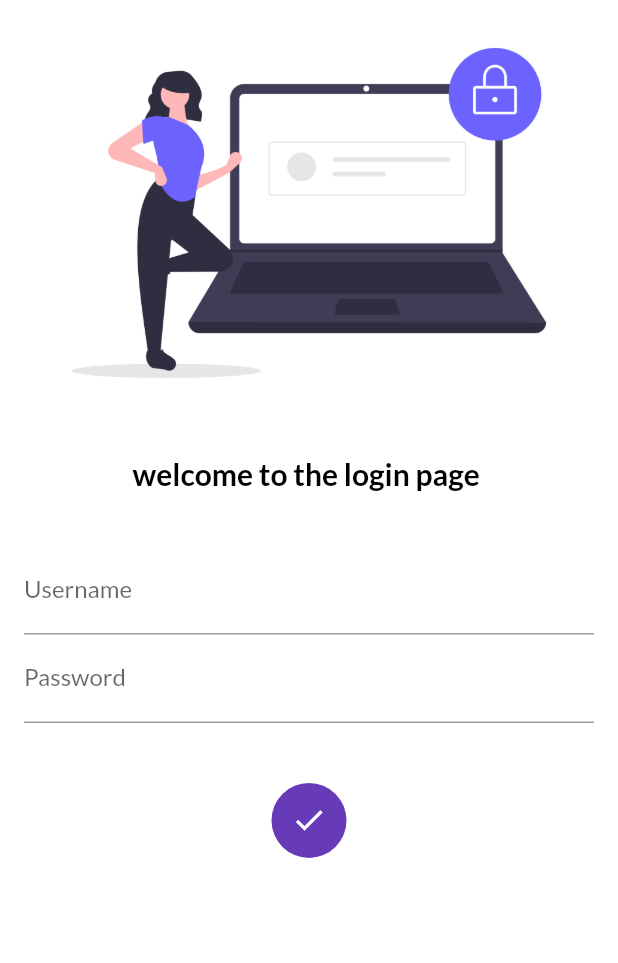
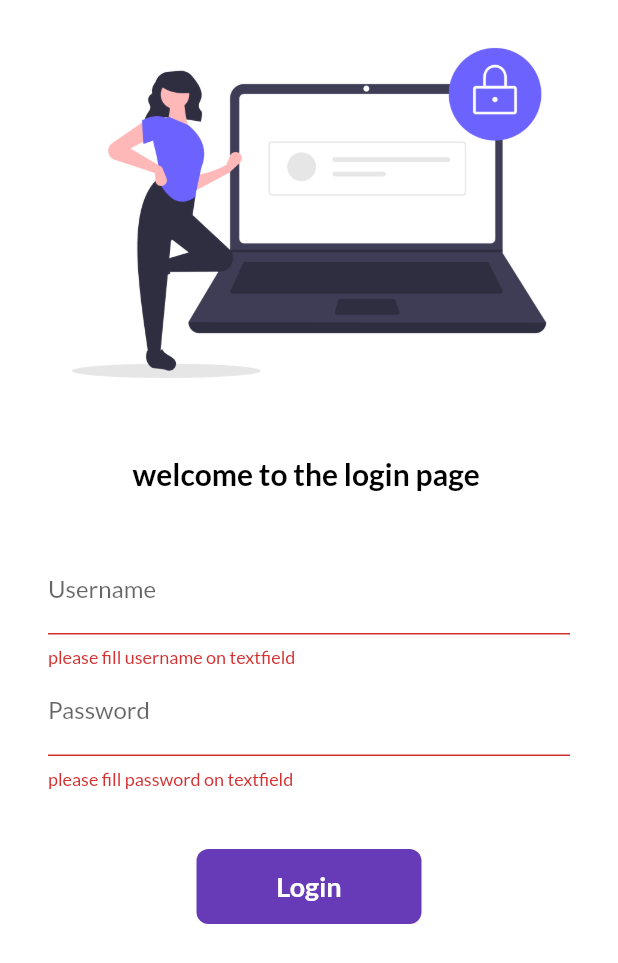
Before and after one commit to nilabhjaiswal/30DaysOfFlutterTutorial, a Flutter app: the screen it shows after launch, after a tap on "Login", on a phone screen of 412 x 824 dp. Shown: the top 963 px of the screen. Run offline on Flutter 3.47's test engine with Material 2 defaults, Android fonts, the phone set to English and light mode, and no system bars; our stand-ins replace google_fonts.

Commit message:
today task completed

```diff
--- a/lib/pages/login_page.dart
+++ b/lib/pages/login_page.dart
@@ -11,11 +11,28 @@ class LoginPage extends StatefulWidget {
 class _LoginPageState extends State<LoginPage> {
   String name = "";
   bool changedButton = false;
+
+  final _formkey = GlobalKey<FormState>();
+  moveToHome(BuildContext context) async {
+    if(_formkey.currentState!.validate()){
+    setState(() {
+      changedButton = true;
+    });
+    await Future.delayed(const Duration(seconds: 2));
+    await Navigator.pushNamed(context, MyRoutes.homeRoutes);
+    setState(() {
+      changedButton = false;
+    });
+    }
+  }
+
   @override
   Widget build(BuildContext context) {
     return Material(
         color: Colors.white,
         child: SingleChildScrollView(
+            child: Form(
+          key: _formkey,
           child: Column(
             children: [
               Image.asset(
@@ -33,7 +50,8 @@ class _LoginPageState extends State<LoginPage> {
               ),
               const SizedBox(height: 20.0),
               Padding(
-              padding: const EdgeInsets.all(16.0),
+                padding: const EdgeInsets.symmetric(
+                    vertical: 16.0, horizontal: 32.0),
                 child: Column(
                   children: [
                     TextFormField(
@@ -41,6 +59,14 @@ class _LoginPageState extends State<LoginPage> {
                         hintText: "Enter username",
                         labelText: "Username",
                       ),
+                      validator: (value) {
+                        if (value!.isEmpty) {
+                          return "please fill username on textfield";
+                        } else if (value.length < 8) {
+                          return "Please enter 8 letter username";
+                        }
+                        return null;
+                      },
                       onChanged: (value) {
                         name = value;
                         setState(
@@ -53,16 +79,21 @@ class _LoginPageState extends State<LoginPage> {
                           hintText: "Enter password",
                           labelText: "Password",
                         ),
-                  ),
+                        validator: (value) {
+                          if (value!.isEmpty) {
+                            return "please fill password on textfield";
+                          } else if (value.length < 6) {
+                            return "password lenght on textfield should be 6";
+                          }
+                          return null;
+                        }),
                     const SizedBox(height: 40.0),
-                  InkWell(
-                    onTap: () async{
-                      setState(() {
-                        changedButton = true;
-                      });
-                      await Future.delayed(const Duration(seconds: 2));
-                      Navigator.pushNamed(context, MyRoutes.homeRoutes);
-                    },
+                    Material(
+                      color: Colors.deepPurple,
+                      borderRadius:
+                          BorderRadius.circular(changedButton ? 50 : 8),
+                      child: InkWell(
+                        onTap: () => moveToHome(context),
                         child: AnimatedContainer(
                           duration: const Duration(seconds: 1),
                           width: changedButton ? 50 : 150,
@@ -76,24 +107,19 @@ class _LoginPageState extends State<LoginPage> {
                                     fontWeight: FontWeight.bold,
                                     fontSize: 18,
                                   )),
-                      decoration: BoxDecoration(
+                          /*decoration: BoxDecoration(
                               color: Colors.deepPurple,
                               //shape: changedButton ? BoxShape.circle : BoxShape.rectangle, //this method is used to change the shape of button onclick
-                          borderRadius: BorderRadius.circular(changedButton ? 50 : 8)),
+                              borderRadius:
+                                  BorderRadius.circular(changedButton ? 50 : 8)),*/
                         ),
                       ),
-                  /*ElevatedButton(
-                    child: const Text("Login"),
-                    style:
-                        TextButton.styleFrom(minimumSize: const Size(150, 50)),
-                    onPressed: () {
-                      Navigator.pushNamed(context, MyRoutes.homeRoutes);
-                    },
-                  )*/
+                    ),
                   ],
                 ),
               ),
             ],
+          ),
         )));
   }
 }
```
Lines whose indentation alone changed are shown as unchanged.
